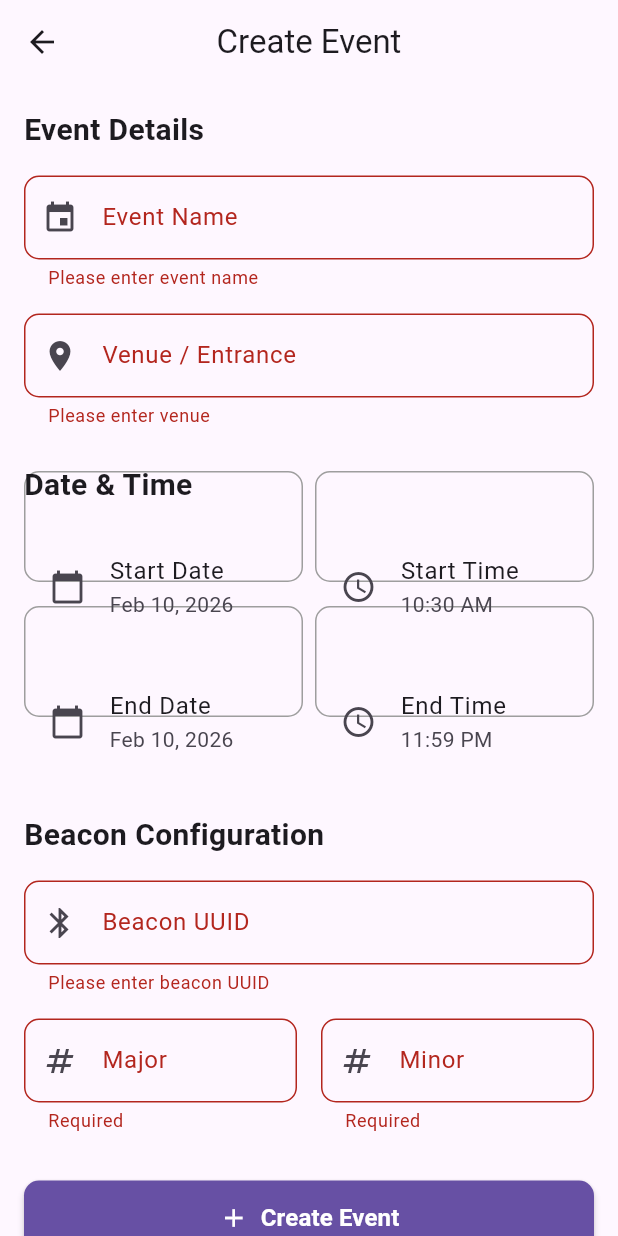
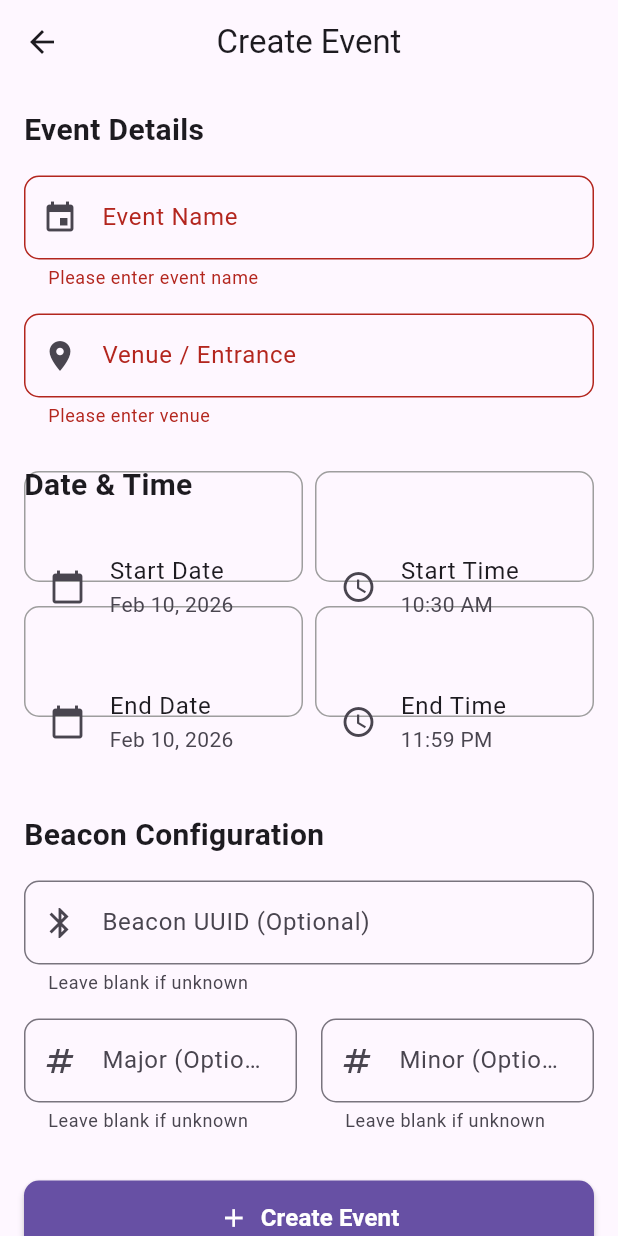
Before and after one commit to taiga2921/ICT602-Group-Project, a Flutter app: the CreateEventScreen screen opened directly, after a tap on "Create Event", on a phone screen of 412 x 824 dp. Run offline on Flutter 3.47's test engine with Material 3 defaults, Android fonts, the phone set to English and light mode, and no system bars; our stand-ins replace cloud_firestore, firebase_auth, firebase_core, flutter_blue_plus, pdf, permission_handler and 1 more; accounts and stored records are empty.

Commit message:
update ui ux

```diff
--- a/lib/screens/admin/create_event_screen.dart
+++ b/lib/screens/admin/create_event_screen.dart
@@ -106,9 +106,15 @@ class _CreateEventScreenState extends State<CreateEventScreen> {
         startTime: startDateTime,
         endTime: endDateTime,
         venue: _venueController.text.trim(),
-        beaconUuid: _beaconUuidController.text.trim(),
-        beaconMajor: int.parse(_beaconMajorController.text),
-        beaconMinor: int.parse(_beaconMinorController.text),
+        beaconUuid: _beaconUuidController.text.trim().isEmpty
+            ? 'N/A'
+            : _beaconUuidController.text.trim(),
+        beaconMajor: _beaconMajorController.text.isEmpty
+            ? 0
+            : int.parse(_beaconMajorController.text),
+        beaconMinor: _beaconMinorController.text.isEmpty
+            ? 0
+            : int.parse(_beaconMinorController.text),
         isActive: true,
         createdAt: DateTime.now(),
       );
@@ -275,19 +281,14 @@ class _CreateEventScreenState extends State<CreateEventScreen> {
             TextFormField(
               controller: _beaconUuidController,
               decoration: InputDecoration(
-                labelText: 'Beacon UUID',
+                labelText: 'Beacon UUID (Optional)',
                 prefixIcon: const Icon(Icons.bluetooth),
                 border: OutlineInputBorder(
                   borderRadius: BorderRadius.circular(10),
                 ),
                 hintText: 'e.g., FDA50693-A4E2-4FB1-AFCF-C6EB07647825',
+                helperText: 'Leave blank if unknown',
               ),
-              validator: (value) {
-                if (value == null || value.isEmpty) {
-                  return 'Please enter beacon UUID';
-                }
-                return null;
-              },
             ),
             const SizedBox(height: 16),
             Row(
@@ -297,21 +298,13 @@ class _CreateEventScreenState extends State<CreateEventScreen> {
                     controller: _beaconMajorController,
                     keyboardType: TextInputType.number,
                     decoration: InputDecoration(
-                      labelText: 'Major',
+                      labelText: 'Major (Optional)',
                       prefixIcon: const Icon(Icons.numbers),
                       border: OutlineInputBorder(
                         borderRadius: BorderRadius.circular(10),
                       ),
+                      helperText: 'Leave blank if unknown',
                     ),
-                    validator: (value) {
-                      if (value == null || value.isEmpty) {
-                        return 'Required';
-                      }
-                      if (int.tryParse(value) == null) {
-                        return 'Invalid number';
-                      }
-                      return null;
-                    },
                   ),
                 ),
                 const SizedBox(width: 16),
@@ -320,21 +313,13 @@ class _CreateEventScreenState extends State<CreateEventScreen> {
                     controller: _beaconMinorController,
                     keyboardType: TextInputType.number,
                     decoration: InputDecoration(
-                      labelText: 'Minor',
+                      labelText: 'Minor (Optional)',
                       prefixIcon: const Icon(Icons.numbers),
                       border: OutlineInputBorder(
                         borderRadius: BorderRadius.circular(10),
                       ),
+                      helperText: 'Leave blank if unknown',
                     ),
-                    validator: (value) {
-                      if (value == null || value.isEmpty) {
-                        return 'Required';
-                      }
-                      if (int.tryParse(value) == null) {
-                        return 'Invalid number';
-                      }
-                      return null;
-                    },
                   ),
                 ),
               ],
--- a/lib/services/ble_service.dart
+++ b/lib/services/ble_service.dart
@@ -100,7 +100,7 @@ class BleService {
 
       // Start scanning
       await FlutterBluePlus.startScan(
-        timeout: Duration(seconds: 4),
+        timeout: const Duration(seconds: 4),
         androidUsesFineLocation: true,
       );
 
@@ -168,10 +168,10 @@ class BleService {
     if (!started) return;
 
     // Restart scan every 5 seconds
-    Timer.periodic(Duration(seconds: 5), (timer) async {
+    Timer.periodic(const Duration(seconds: 5), (timer) async {
       if (_isScanning) {
         await stopScanning();
-        await Future.delayed(Duration(milliseconds: 500));
+        await Future.delayed(const Duration(milliseconds: 500));
         await startScanning();
       } else {
         timer.cancel();
--- a/lib/widgets/custom_button.dart
+++ b/lib/widgets/custom_button.dart
@@ -9,14 +9,14 @@ class CustomButton extends StatelessWidget {
   final IconData? icon;
 
   const CustomButton({
-    Key? key,
+    super.key,
     required this.text,
     required this.onPressed,
     this.isLoading = false,
     this.color,
     this.textColor,
     this.icon,
-  }) : super(key: key);
+  });
 
   @override
   Widget build(BuildContext context) {
@@ -49,11 +49,11 @@ class CustomButton extends StatelessWidget {
                 children: [
                   if (icon != null) ...[
                     Icon(icon, size: 20),
-                    SizedBox(width: 8),
+                    const SizedBox(width: 8),
                   ],
                   Text(
                     text,
-                    style: TextStyle(
+                    style: const TextStyle(
                       fontSize: 16,
                       fontWeight: FontWeight.w600,
                     ),
```
Also changed, not shown: lib/screens/login_screen.dart (+14 -14 lines), lib/screens/user/check_in_screen.dart (+26 -26 lines), lib/screens/user/event_selection_screen.dart (+21 -21 lines), lib/screens/user/user_dashboard.dart (+29 -12 lines), lib/services/auth_service.dart (+66 -11 lines), lib/services/firestore_service.dart (+14 -0 lines), lib/widgets/event_card.dart (+12 -12 lines).
